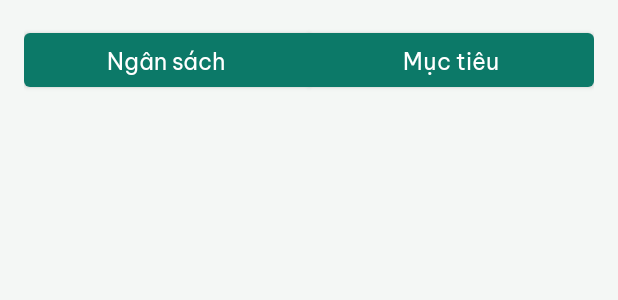
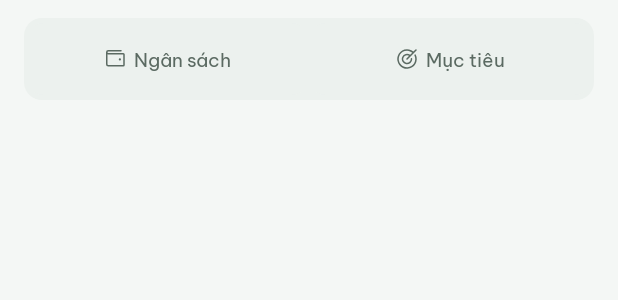
Before and after one commit to Nguyen-Phi-Long-702/Plix, an Android app: the layout partial_budget_goal_tabs.xml on its own in the app's theme, with its tools: preview values and no code run, on a phone screen of 412 x 824 dp. Shown: the top 300 px of the screen. Run offline under Robolectric (Android 15) with nearby library versions, the light colour scheme and no system bars.

Commit message:
feat: Đổi thanh chuyển Ngân sách/Mục tiêu sang dạng segment và đổi nhãn tab dưới theo tab con

```diff
--- /dev/null
+++ b/android/app/src/main/res/color/selector_tab_background.xml
@@ -0,0 +1,5 @@
+<?xml version="1.0" encoding="utf-8"?>
+<selector xmlns:android="http://schemas.android.com/apk/res/android">
+    <item android:state_selected="true" android:color="@color/surface" />
+    <item android:color="@color/surface_alt" />
+</selector>
--- /dev/null
+++ b/android/app/src/main/res/color/selector_tab_text.xml
@@ -0,0 +1,5 @@
+<?xml version="1.0" encoding="utf-8"?>
+<selector xmlns:android="http://schemas.android.com/apk/res/android">
+    <item android:state_selected="true" android:color="@color/primary" />
+    <item android:color="@color/text_secondary" />
+</selector>
--- /dev/null
+++ b/android/app/src/main/res/drawable/bg_segment.xml
@@ -0,0 +1,6 @@
+<?xml version="1.0" encoding="utf-8"?>
+<shape xmlns:android="http://schemas.android.com/apk/res/android"
+    android:shape="rectangle">
+    <solid android:color="@color/surface_alt" />
+    <corners android:radius="@dimen/segment_radius" />
+</shape>
--- a/android/app/src/main/res/layout/partial_budget_goal_tabs.xml
+++ b/android/app/src/main/res/layout/partial_budget_goal_tabs.xml
@@ -1,27 +1,31 @@
 <?xml version="1.0" encoding="utf-8"?>
-<com.google.android.material.button.MaterialButtonToggleGroup xmlns:android="http://schemas.android.com/apk/res/android"
+<LinearLayout xmlns:android="http://schemas.android.com/apk/res/android"
     xmlns:app="http://schemas.android.com/apk/res-auto"
-    android:id="@+id/toggleBudgetGoal"
     android:layout_width="match_parent"
     android:layout_height="wrap_content"
-    android:layout_margin="16dp"
-    app:singleSelection="true"
-    app:selectionRequired="true">
+    android:layout_marginHorizontal="@dimen/spacing_16"
+    android:layout_marginTop="@dimen/spacing_12"
+    android:layout_marginBottom="@dimen/spacing_4"
+    android:background="@drawable/bg_segment"
+    android:orientation="horizontal"
+    android:padding="@dimen/segment_padding">
 
     <com.google.android.material.button.MaterialButton
         android:id="@+id/btnTabBudget"
+        style="@style/Widget.Plix.Button.SegmentTab"
         android:layout_width="0dp"
-        android:layout_height="48dp"
+        android:layout_height="wrap_content"
         android:layout_weight="1"
-        android:minHeight="48dp"
-        android:text="Ngân sách" />
+        android:text="Ngân sách"
+        app:icon="@drawable/ic_wallet" />
 
     <com.google.android.material.button.MaterialButton
         android:id="@+id/btnTabGoal"
+        style="@style/Widget.Plix.Button.SegmentTab"
         android:layout_width="0dp"
-        android:layout_height="48dp"
+        android:layout_height="wrap_content"
+        android:layout_marginStart="@dimen/segment_padding"
         android:layout_weight="1"
-        android:minHeight="48dp"
-        android:text="Mục tiêu" />
-
-</com.google.android.material.button.MaterialButtonToggleGroup>
+        android:text="Mục tiêu"
+        app:icon="@drawable/ic_target" />
+</LinearLayout>
--- a/android/app/src/main/res/menu/bottom_nav_menu.xml
+++ b/android/app/src/main/res/menu/bottom_nav_menu.xml
@@ -9,7 +9,7 @@
     <item
         android:id="@+id/budgetGoalGraph"
         android:icon="@drawable/ic_wallet"
-        android:title="Ngân sách &amp; Mục tiêu" />
+        android:title="Ngân sách" />
 
     <item
         android:id="@+id/analyticsGraph"
--- a/android/app/src/main/res/values/dimens.xml
+++ b/android/app/src/main/res/values/dimens.xml
@@ -38,4 +38,10 @@
     <dimen name="sheet_handle_height">4dp</dimen>
     <dimen name="sheet_option_icon_box_size">36dp</dimen>
     <dimen name="sheet_option_icon_size">18dp</dimen>
+
+    <!-- Màn Ngân sách & Mục tiêu -->
+    <dimen name="segment_radius">12dp</dimen>
+    <dimen name="segment_tab_radius">9dp</dimen>
+    <dimen name="segment_padding">3dp</dimen>
+    <dimen name="segment_tab_icon_size">16dp</dimen>
 </resources>
--- a/android/app/src/main/res/values/styles.xml
+++ b/android/app/src/main/res/values/styles.xml
@@ -286,4 +286,19 @@
         <item name="cornerSizeBottomLeft">0dp</item>
         <item name="cornerSizeBottomRight">0dp</item>
     </style>
+
+    <!-- ===== Thanh chuyển Ngân sách / Mục tiêu: tab đang chọn (state_selected) nền trắng, chữ primary ===== -->
+    <style name="Widget.Plix.Button.SegmentTab" parent="Widget.MaterialComponents.Button.TextButton">
+        <item name="android:minHeight">@dimen/touch_target_min</item>
+        <item name="android:insetTop">0dp</item>
+        <item name="android:insetBottom">0dp</item>
+        <item name="android:textAppearance">@style/TextAppearance.Plix.Label</item>
+        <item name="android:textColor">@color/selector_tab_text</item>
+        <item name="backgroundTint">@color/selector_tab_background</item>
+        <item name="cornerRadius">@dimen/segment_tab_radius</item>
+        <item name="iconGravity">textStart</item>
+        <item name="iconPadding">@dimen/spacing_4</item>
+        <item name="iconSize">@dimen/segment_tab_icon_size</item>
+        <item name="iconTint">@color/selector_tab_text</item>
+    </style>
 </resources>
```
Also changed, not shown: android/app/src/main/java/com/longvuong/plix/MainActivity.java (+12 -0 lines), android/app/src/main/java/com/longvuong/plix/presentation/budget/BudgetListFragment.java (+7 -8 lines), android/app/src/main/java/com/longvuong/plix/presentation/goal/GoalListFragment.java (+7 -8 lines).
